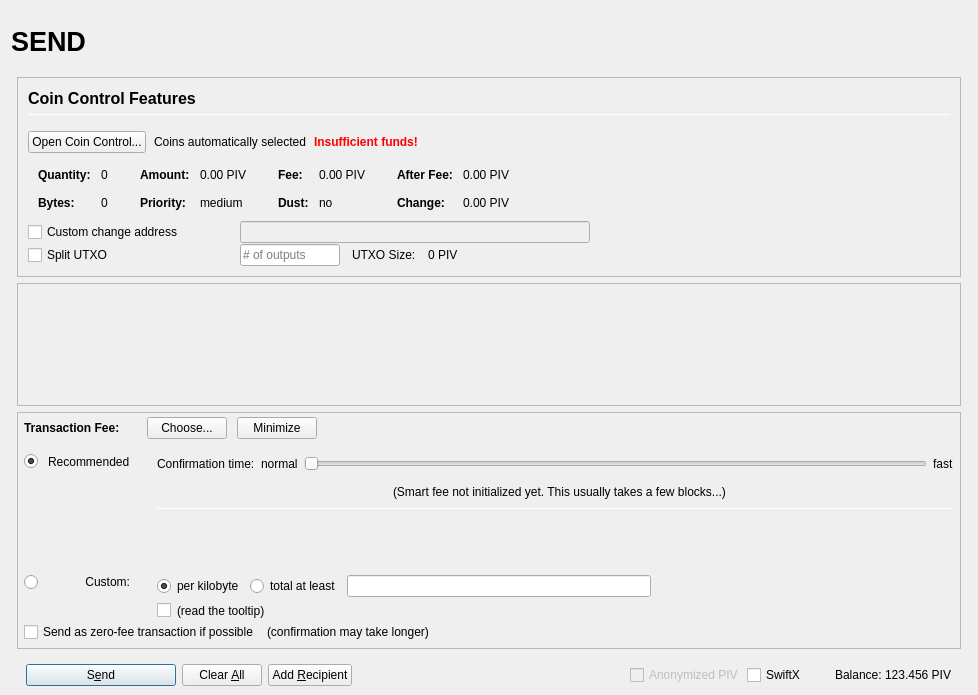
Before: the Qt Designer form src/qt/forms/sendcoinsdialog.ui in therealredvoid/WIREX, drawn with Qt 5.
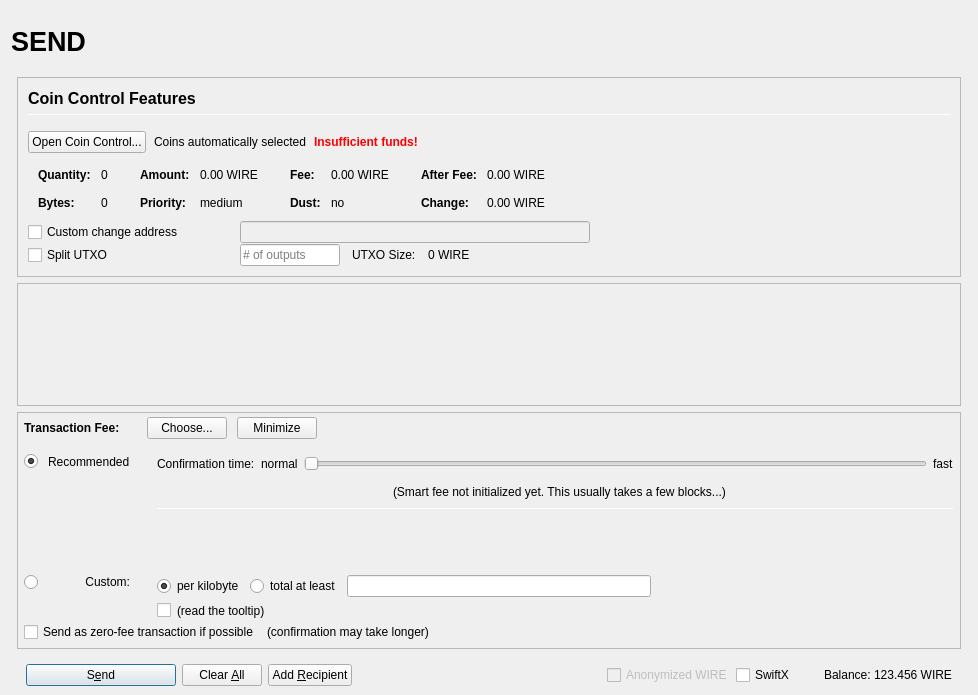
After: the same form once the commit is applied. Icons and pictures are not drawn. Custom widgets are drawn as their Qt base class.

```diff
--- a/src/qt/forms/sendcoinsdialog.ui
+++ b/src/qt/forms/sendcoinsdialog.ui
@@ -493,7 +493,7 @@
                         <enum>Qt::ActionsContextMenu</enum>
                        </property>
                        <property name="text">
-                        <string notr="true">0.00 PIV</string>
+                        <string notr="true">0.00 WIRE</string>
                        </property>
                        <property name="textInteractionFlags">
                         <set>Qt::LinksAccessibleByMouse|Qt::TextSelectableByKeyboard|Qt::TextSelectableByMouse</set>
@@ -573,7 +573,7 @@
                         <enum>Qt::ActionsContextMenu</enum>
                        </property>
                        <property name="text">
-                        <string notr="true">0.00 PIV</string>
+                        <string notr="true">0.00 WIRE</string>
                        </property>
                        <property name="textInteractionFlags">
                         <set>Qt::LinksAccessibleByMouse|Qt::TextSelectableByKeyboard|Qt::TextSelectableByMouse</set>
@@ -653,7 +653,7 @@
                         <enum>Qt::ActionsContextMenu</enum>
                        </property>
                        <property name="text">
-                        <string notr="true">0.00 PIV</string>
+                        <string notr="true">0.00 WIRE</string>
                        </property>
                        <property name="textInteractionFlags">
                         <set>Qt::LinksAccessibleByMouse|Qt::TextSelectableByKeyboard|Qt::TextSelectableByMouse</set>
@@ -682,7 +682,7 @@
                         <enum>Qt::ActionsContextMenu</enum>
                        </property>
                        <property name="text">
-                        <string notr="true">0.00 PIV</string>
+                        <string notr="true">0.00 WIRE</string>
                        </property>
                        <property name="textInteractionFlags">
                         <set>Qt::LinksAccessibleByMouse|Qt::TextSelectableByKeyboard|Qt::TextSelectableByMouse</set>
@@ -849,7 +849,7 @@
                 <item>
                  <widget class="QLabel" name="labelBlockSize">
                   <property name="text">
-                   <string>0 PIV</string>
+                   <string>0 WIRE</string>
                   </property>
                  </widget>
                 </item>
@@ -1686,7 +1686,7 @@
                 <bool>false</bool>
                </property>
                <property name="text">
-                <string>Anonymized PIV</string>
+                <string>Anonymized WIRE</string>
                </property>
               </widget>
              </item>
@@ -1725,7 +1725,7 @@
                 <cursorShape>IBeamCursor</cursorShape>
                </property>
                <property name="text">
-                <string notr="true">123.456 PIV</string>
+                <string notr="true">123.456 WIRE</string>
                </property>
                <property name="textInteractionFlags">
                 <set>Qt::LinksAccessibleByMouse|Qt::TextSelectableByKeyboard|Qt::TextSelectableByMouse</set>
```
Left out of the diff: 6 changed lines with no effect on the pictures.
